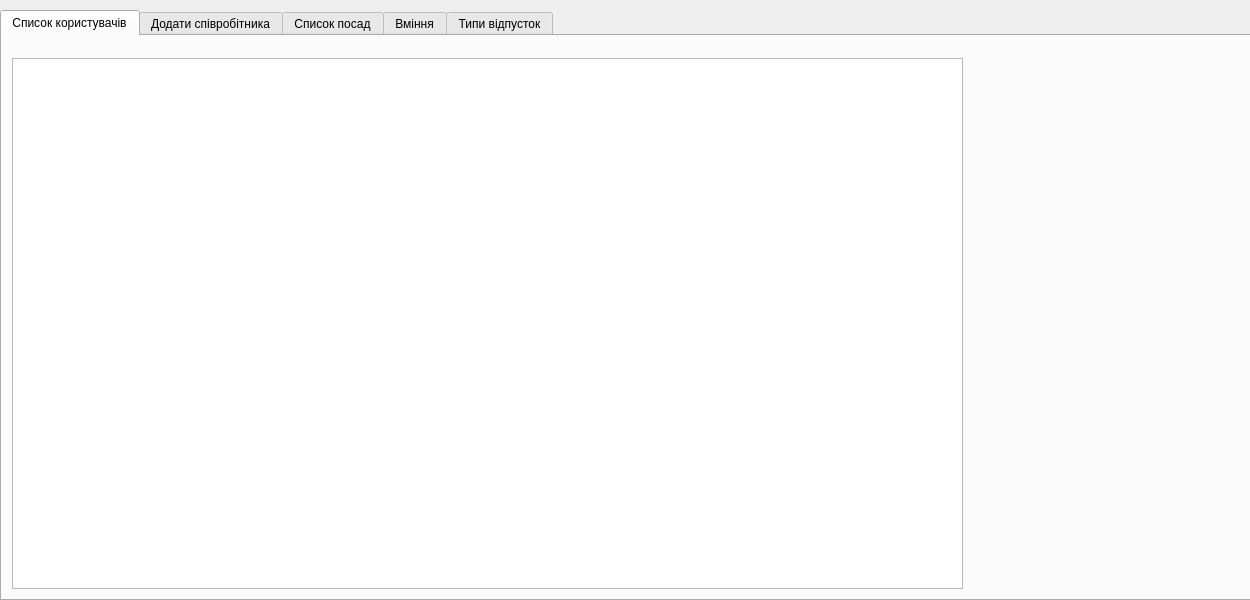
Qt form mainwindow.ui (chepiga1995/db_project) before a commit.
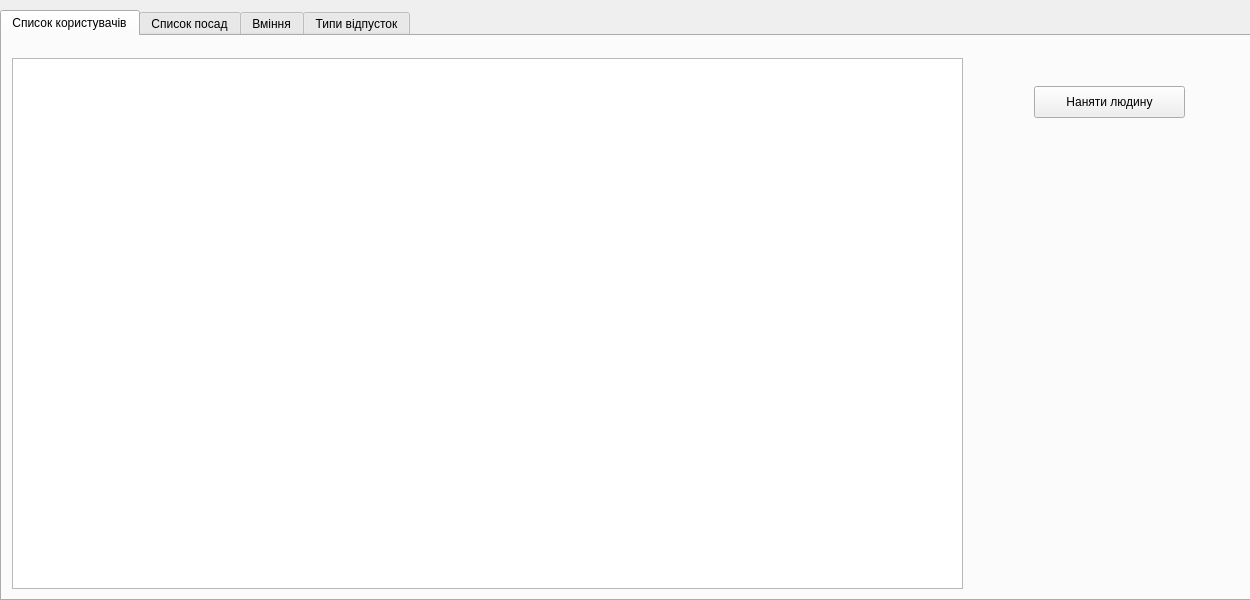
The same form after that commit. The open tabs and pages were chosen to show the change.

```diff
--- a/mainwindow.ui
+++ b/mainwindow.ui
@@ -94,14 +94,19 @@
        <bool>true</bool>
       </property>
      </widget>
-    </widget>
-    <widget class="QWidget" name="tab_2">
-     <property name="enabled">
-      <bool>true</bool>
-     </property>
-     <attribute name="title">
-      <string>Додати співробітника</string>
-     </attribute>
+     <widget class="QPushButton" name="addPerson">
+      <property name="geometry">
+       <rect>
+        <x>1032</x>
+        <y>50</y>
+        <width>151</width>
+        <height>32</height>
+       </rect>
+      </property>
+      <property name="text">
+       <string>Наняти людину</string>
+      </property>
+     </widget>
     </widget>
     <widget class="QWidget" name="add_post">
      <attribute name="title">
```
Left out of the diff: 2 changed lines with no effect on the pictures.
